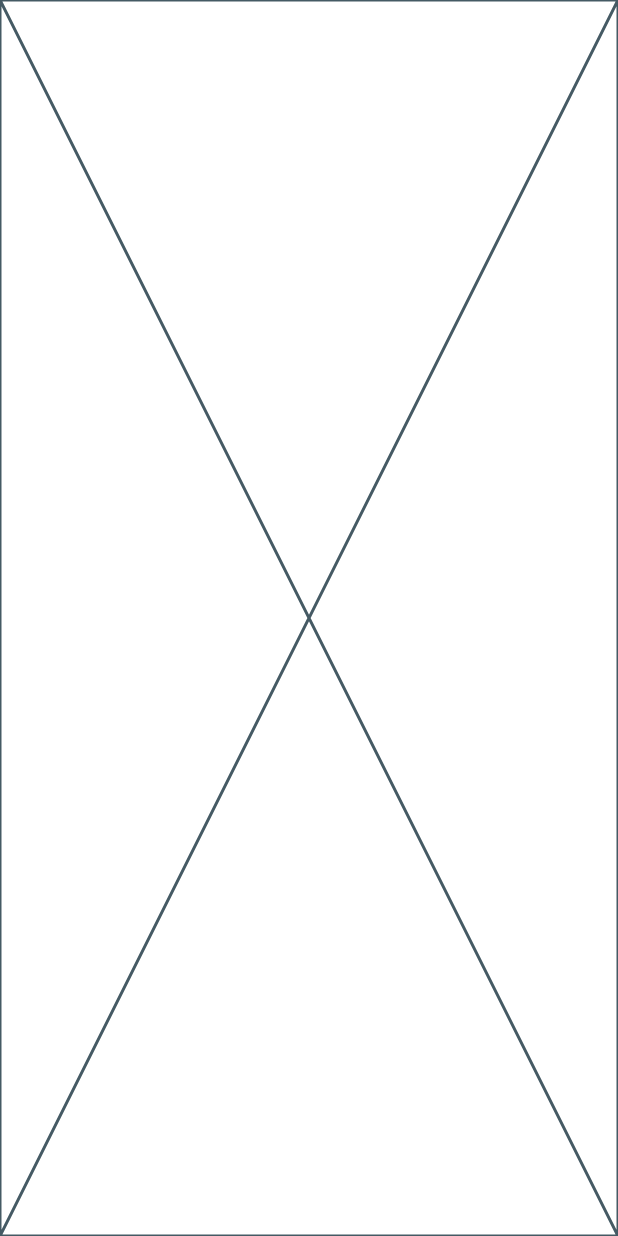
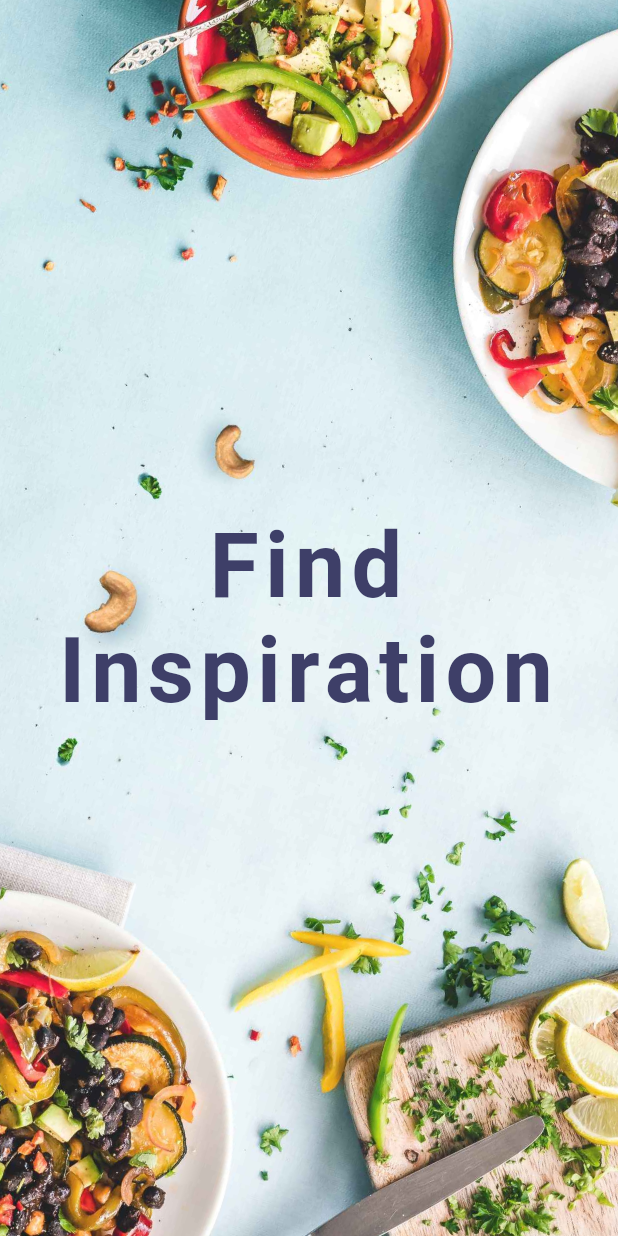
Before and after one commit to paghardik/find_inspiration, a Flutter app: the screen it shows after launch, on a phone screen of 412 x 824 dp. Run offline on Flutter 3.47's test engine with Material 2 defaults, Android fonts, the phone set to English and light mode, and no system bars; our stand-ins replace firebase_core, get; accounts and stored records are empty.

Commit message:
landing screen
add route and create landing screen

```diff
--- a/lib/main.dart
+++ b/lib/main.dart
@@ -1,5 +1,7 @@
+import 'package:find_inspiration/presentation/routes/app_pages.dart';
 import 'package:firebase_core/firebase_core.dart';
 import 'package:flutter/material.dart';
+import 'package:get/get.dart';
 
 void main() async{
   WidgetsFlutterBinding.ensureInitialized();
@@ -10,14 +12,13 @@ void main() async{
 class MyApp extends StatelessWidget {
   @override
   Widget build(BuildContext context) {
-    return MaterialApp(
+    return GetMaterialApp(
       title: 'Flutter Demo',
       theme: ThemeData(
         primarySwatch: Colors.blue,
       ),
-      home: Container(
-        child: Placeholder(),
-      ),
+      initialRoute: AppPages.INITIAL,
+      getPages : AppPages.appPages,
     );
   }
 }
--- /dev/null
+++ b/lib/presentation/routes/app_pages.dart
@@ -0,0 +1,12 @@
+import 'package:find_inspiration/presentation/routes/app_routes.dart';
+import 'package:find_inspiration/presentation/ui/landing/landing_screen.dart';
+import 'package:get/get.dart';
+
+class AppPages{
+
+  static const INITIAL = AppRoutes.LANDING;
+
+  static List<GetPage> appPages = [
+    GetPage(name: AppRoutes.LANDING, page: () => LandingScreen())
+  ];
+}
--- /dev/null
+++ b/lib/presentation/routes/app_routes.dart
@@ -0,0 +1,7 @@
+import 'package:get/get.dart';
+
+abstract class AppRoutes{
+
+  static const LANDING = '/';
+
+}
--- /dev/null
+++ b/lib/presentation/ui/landing/components/animated_text.dart
@@ -0,0 +1,43 @@
+import 'dart:ui';
+
+import 'package:flutter/cupertino.dart';
+import 'package:flutter/material.dart';
+
+class AnimatedText extends StatefulWidget {
+  @override
+  _AnimatedText1State createState() => _AnimatedText1State();
+}
+
+class _AnimatedText1State extends State<AnimatedText> {
+  bool animationCompeted = false;
+
+  @override
+  void initState() {
+    super.initState();
+    Future.delayed(Duration(milliseconds: 1000), () {
+      setState(() {
+        animationCompeted = true;
+      });
+    });
+  }
+
+  @override
+  Widget build(BuildContext context) {
+    return AnimatedDefaultTextStyle(
+        child: Text("Find Inspiration",textAlign: TextAlign.center,),
+        style: animationCompeted
+            ? TextStyle(
+                fontSize: 60,
+                color: const Color(0xff3e3f68),
+                letterSpacing: 4.08,
+                fontWeight: FontWeight.bold,
+              )
+            : TextStyle(
+                fontSize: 70,
+                color: Colors.transparent,
+                letterSpacing: 4.08,
+                fontWeight: FontWeight.bold,
+              ),
+        duration: Duration(milliseconds: 500));
+  }
+}
--- /dev/null
+++ b/lib/presentation/ui/landing/components/rotate_image.dart
@@ -0,0 +1,51 @@
+import 'package:flutter/material.dart';
+import 'dart:math' as math;
+
+class RotateImage extends StatefulWidget {
+  @override
+  _RotateImageState createState() => _RotateImageState();
+}
+
+class _RotateImageState extends State<RotateImage>
+    with SingleTickerProviderStateMixin {
+  AnimationController _controller;
+  Animation<double> _animation;
+  Animation<double> _animationScale;
+  @override
+  void initState() {
+    _controller =
+        AnimationController(vsync: this, duration: Duration(seconds: 1));
+    _animation = Tween<double>(begin: 0, end: 0.3).animate(_controller);
+    _animationScale = Tween<double>(begin: 1.0, end: 1.1).animate(_controller);
+    _controller.forward();
+  }
+
+  @override
+  void dispose() {
+    _controller.dispose();
+    super.dispose();
+  }
+
+  @override
+  Widget build(BuildContext context) {
+    return Positioned(
+      right: -100,
+      left: -100,
+      child: AnimatedBuilder(
+        child: Image.asset(
+          "assets/pngs/bg_landing.jpg",
+        ),
+        animation: _controller,
+        builder: (context, child) {
+          return Transform.scale(
+            scale: _animationScale.value,
+            child: Transform.rotate(
+              angle: _animation.value,
+              child: child,
+            ),
+          );
+        },
+      ),
+    );
+  }
+}
--- /dev/null
+++ b/lib/presentation/ui/landing/landing_controller.dart
@@ -0,0 +1,10 @@
+import 'package:get/get.dart';
+
+class LandingController extends GetxController{
+
+  @override
+  void onInit() {
+    super.onInit();
+  }
+
+}
--- /dev/null
+++ b/lib/presentation/ui/landing/landing_screen.dart
@@ -0,0 +1,30 @@
+import 'package:find_inspiration/presentation/ui/landing/landing_controller.dart';
+import 'package:flutter/material.dart';
+import 'package:get/get.dart';
+
+import 'components/animated_text.dart';
+import 'components/rotate_image.dart';
+
+class LandingScreen extends StatelessWidget {
+  static const ROUTE_NAME = '/';
+  final LandingController _landingController = Get.put(LandingController());
+  @override
+  Widget build(BuildContext context) {
+    return Scaffold(
+      body: Stack(
+        clipBehavior: Clip.none,
+        fit: StackFit.expand,
+        children: [
+          RotateImage(),
+          Align(
+            alignment: Alignment.center,
+            child: Column(
+              mainAxisAlignment: MainAxisAlignment.center,
+              children: [AnimatedText()],
+            ),
+          )
+        ],
+      ),
+    );
+  }
+}
```
